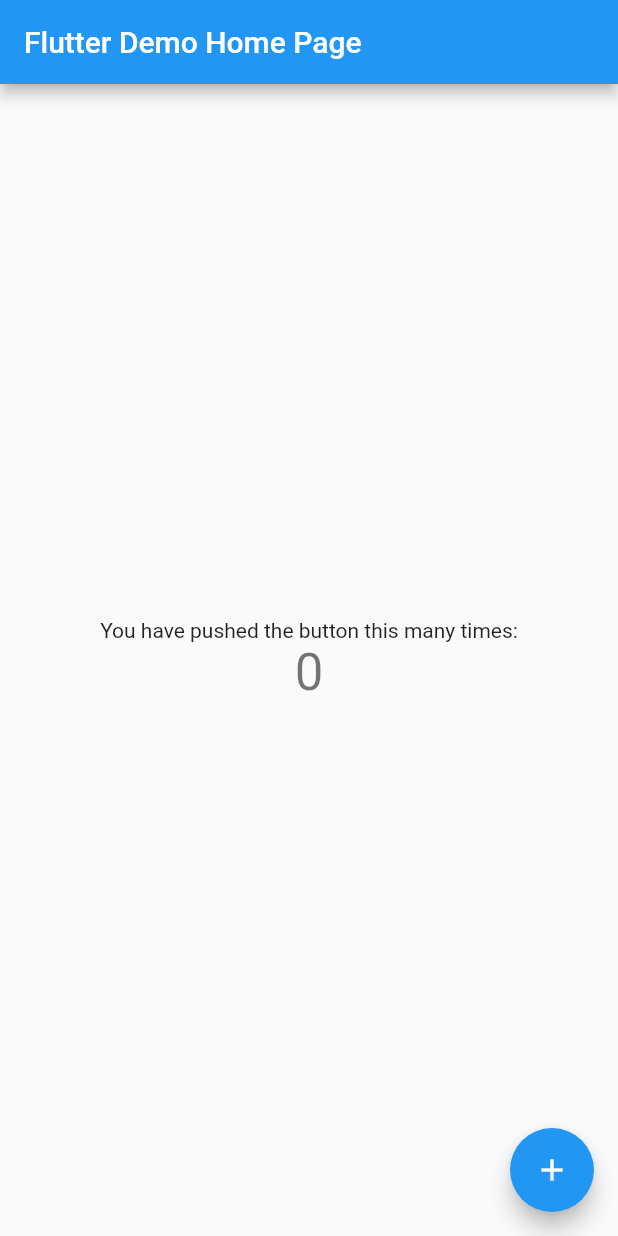
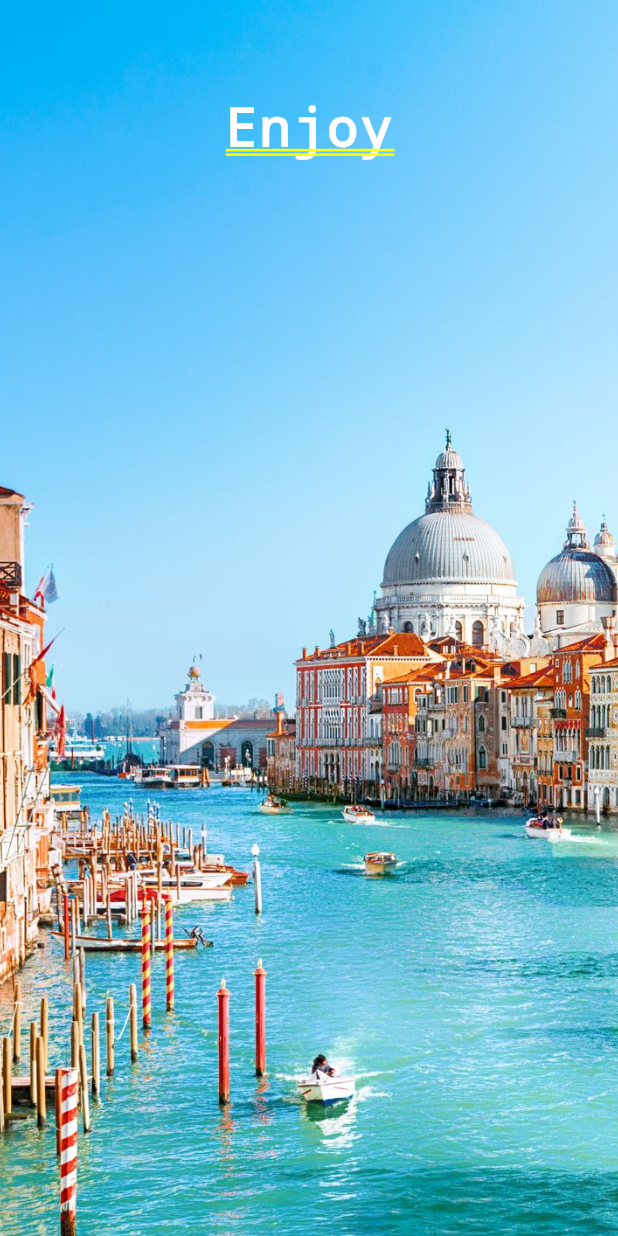
Before and after one commit to SethMegbetor/flutter-travel-app-ui, a Flutter app: the screen it shows after launch, on a phone screen of 412 x 824 dp. Run offline on Flutter 3.47's test engine with Material 2 defaults, Android fonts, the phone set to English and light mode, and no system bars.

Commit message:
added welcome screen decleared image in the pubspec added background image to the welcome screen Added a text on the welcome screen

```diff
--- a/lib/main.dart
+++ b/lib/main.dart
@@ -1,4 +1,5 @@
 import 'package:flutter/material.dart';
+import 'package:travel_app_ui/screens/welcome-screen.dart';
 
 void main() {
   runApp(const MyApp());
@@ -12,104 +13,8 @@ class MyApp extends StatelessWidget {
   Widget build(BuildContext context) {
     return MaterialApp(
       title: 'Flutter Demo',
-      theme: ThemeData(
-        // This is the theme of your application.
-        //
-        // Try running your application with "flutter run". You'll see the
-        // application has a blue toolbar. Then, without quitting the app, try
-        // changing the primarySwatch below to Colors.green and then invoke
-        // "hot reload" (press "r" in the console where you ran "flutter run",
-        // or simply save your changes to "hot reload" in a Flutter IDE).
-        // Notice that the counter didn't reset back to zero; the application
-        // is not restarted.
-        primarySwatch: Colors.blue,
-      ),
-      home: const MyHomePage(title: 'Flutter Demo Home Page'),
+      theme: ThemeData(scaffoldBackgroundColor: Color(0xFFEDF2F6)),
+      home: WelcomeScreen(),
     );
   }
 }
-
-class MyHomePage extends StatefulWidget {
-  const MyHomePage({super.key, required this.title});
-
-  // This widget is the home page of your application. It is stateful, meaning
-  // that it has a State object (defined below) that contains fields that affect
-  // how it looks.
-
-  // This class is the configuration for the state. It holds the values (in this
-  // case the title) provided by the parent (in this case the App widget) and
-  // used by the build method of the State. Fields in a Widget subclass are
-  // always marked "final".
-
-  final String title;
-
-  @override
-  State<MyHomePage> createState() => _MyHomePageState();
-}
-
-class _MyHomePageState extends State<MyHomePage> {
-  int _counter = 0;
-
-  void _incrementCounter() {
-    setState(() {
-      // This call to setState tells the Flutter framework that something has
-      // changed in this State, which causes it to rerun the build method below
-      // so that the display can reflect the updated values. If we changed
-      // _counter without calling setState(), then the build method would not be
-      // called again, and so nothing would appear to happen.
-      _counter++;
-    });
-  }
-
-  @override
-  Widget build(BuildContext context) {
-    // This method is rerun every time setState is called, for instance as done
-    // by the _incrementCounter method above.
-    //
-    // The Flutter framework has been optimized to make rerunning build methods
-    // fast, so that you can just rebuild anything that needs updating rather
-    // than having to individually change instances of widgets.
-    return Scaffold(
-      appBar: AppBar(
-        // Here we take the value from the MyHomePage object that was created by
-        // the App.build method, and use it to set our appbar title.
-        title: Text(widget.title),
-      ),
-      body: Center(
-        // Center is a layout widget. It takes a single child and positions it
-        // in the middle of the parent.
-        child: Column(
-          // Column is also a layout widget. It takes a list of children and
-          // arranges them vertically. By default, it sizes itself to fit its
-          // children horizontally, and tries to be as tall as its parent.
-          //
-          // Invoke "debug painting" (press "p" in the console, choose the
-          // "Toggle Debug Paint" action from the Flutter Inspector in Android
-          // Studio, or the "Toggle Debug Paint" command in Visual Studio Code)
-          // to see the wireframe for each widget.
-          //
-          // Column has various properties to control how it sizes itself and
-          // how it positions its children. Here we use mainAxisAlignment to
-          // center the children vertically; the main axis here is the vertical
-          // axis because Columns are vertical (the cross axis would be
-          // horizontal).
-          mainAxisAlignment: MainAxisAlignment.center,
-          children: <Widget>[
-            const Text(
-              'You have pushed the button this many times:',
-            ),
-            Text(
-              '$_counter',
-              style: Theme.of(context).textTheme.headlineMedium,
-            ),
-          ],
-        ),
-      ),
-      floatingActionButton: FloatingActionButton(
-        onPressed: _incrementCounter,
-        tooltip: 'Increment',
-        child: const Icon(Icons.add),
-      ), // This trailing comma makes auto-formatting nicer for build methods.
-    );
-  }
-}
--- /dev/null
+++ b/lib/screens/welcome-screen.dart
@@ -0,0 +1,32 @@
+import 'package:flutter/material.dart';
+
+class WelcomeScreen extends StatelessWidget {
+  const WelcomeScreen({super.key});
+
+  @override
+  Widget build(BuildContext context) {
+    return Container(
+      decoration: const BoxDecoration(
+        image: DecorationImage(
+            image: AssetImage("images/bg.jpg"), fit: BoxFit.cover),
+      ),
+      child: SafeArea(
+        child: Padding(
+          padding: const EdgeInsets.symmetric(vertical: 65, horizontal: 25),
+          child: Column(
+            children: const [
+              Text(
+                "Enjoy",
+                style: TextStyle(
+                    color: Colors.white,
+                    fontSize: 35,
+                    fontWeight: FontWeight.bold,
+                    letterSpacing: 1.5),
+              )
+            ],
+          ),
+        ),
+      ),
+    );
+  }
+}
```
Also changed, not shown: pubspec.yaml (+4 -6 lines).
